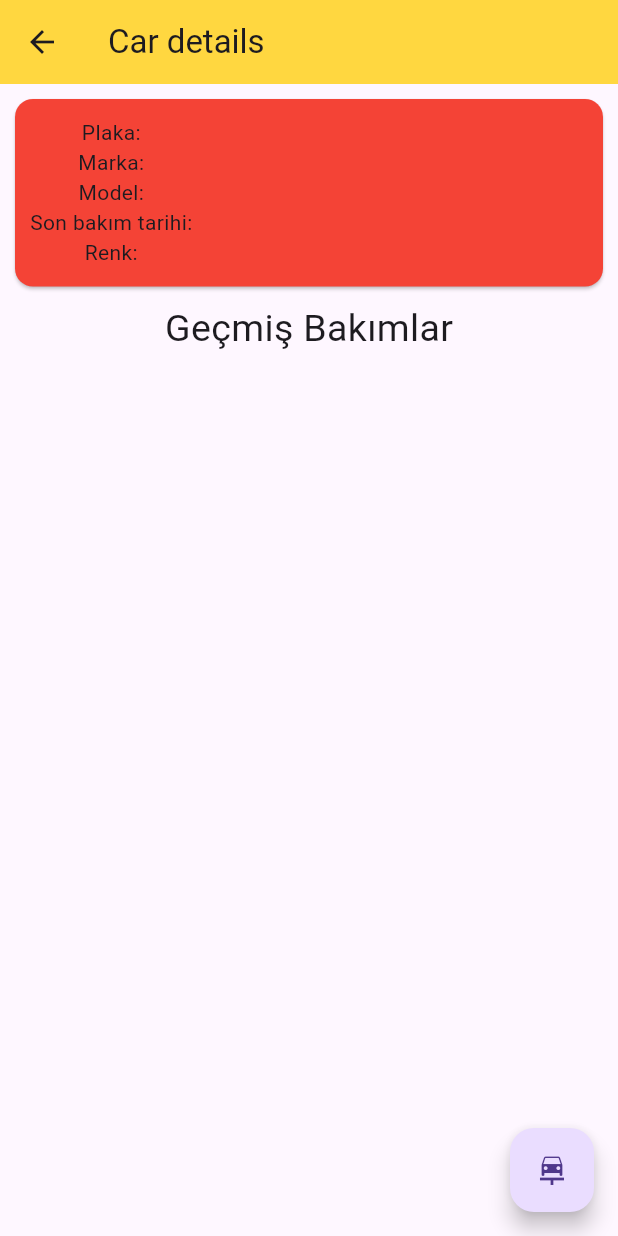
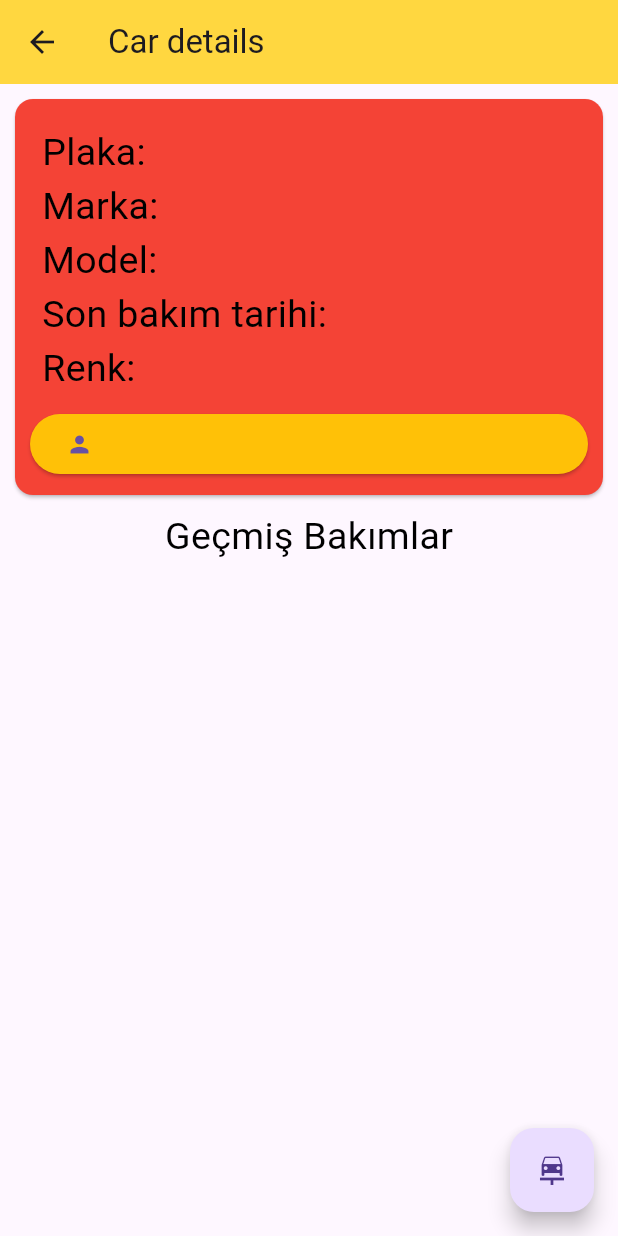
Before and after one commit to CanerKoyuncu/filo_fire, a Flutter app: the CarInfoView screen opened directly with empty values, on a phone screen of 412 x 824 dp. Run offline on Flutter 3.47's test engine with Material 3 defaults, Android fonts, the phone set to English and light mode, and no system bars; our stand-ins replace cloud_firestore, firebase_auth, firebase_core; accounts and stored records are empty; network calls fail.

Commit message:
surucu eklendi

```diff
--- a/lib/models/driver_model.dart
+++ b/lib/models/driver_model.dart
@@ -4,15 +4,18 @@ class DriverModel {
   String licenseNumber;
   DateTime licenseIssueDate;
   String phoneNumber;
+  String? driverID;
   // Add other driver details as needed.
 
-  DriverModel({
-    required this.firstName,
-    required this.lastName,
-    required this.licenseNumber,
-    required this.licenseIssueDate,
-    required this.phoneNumber,
-  });
+  String? get getDriverFirstName => firstName == null ? firstName : "";
+
+  DriverModel(
+      {required this.firstName,
+      required this.lastName,
+      required this.licenseNumber,
+      required this.licenseIssueDate,
+      required this.phoneNumber,
+      this.driverID});
 
   factory DriverModel.fromJson(Map<String, dynamic> json) {
     return DriverModel(
@@ -21,6 +24,7 @@ class DriverModel {
       licenseNumber: json['licenseNumber'],
       licenseIssueDate: DateTime.parse(json['licenseIssueDate']),
       phoneNumber: json['phoneNumber'],
+      driverID: json['driverID'],
     );
   }
 
@@ -31,6 +35,7 @@ class DriverModel {
       'licenseNumber': licenseNumber,
       'licenseIssueDate': licenseIssueDate.toIso8601String(),
       'phoneNumber': phoneNumber,
+      'driverID': driverID,
     };
   }
 }
--- a/lib/models/vehicle_model.dart
+++ b/lib/models/vehicle_model.dart
@@ -1,12 +1,14 @@
 class VehicleModel {
-  String? id;
+  String? id = '';
   String userId;
   String brand;
   String model;
   String plate;
   String productionYear;
-  String? lastMaintanceDate;
+  String? lastMaintanceDate = '';
   String color;
+  String? driverFirstName = '';
+  String? driverID = '';
 
   VehicleModel({
     this.id,
@@ -17,6 +19,8 @@ class VehicleModel {
     required this.productionYear,
     this.lastMaintanceDate,
     required this.color,
+    this.driverFirstName,
+    this.driverID,
   });
 
   String? get getCarId => id == null ? id : "";
@@ -31,6 +35,8 @@ class VehicleModel {
       productionYear: map['productionYear'] ?? 0,
       lastMaintanceDate: map['lastMaintanceDate'] ?? 0,
       color: map['color'] ?? '',
+      driverFirstName: map['driverFirstName'] ?? '',
+      driverID: map['driverID'] ?? '',
     );
   }
 
@@ -44,6 +50,8 @@ class VehicleModel {
       'productionYear': productionYear,
       'lastMaintanceDate': lastMaintanceDate,
       'color': color,
+      'driverFirstName': driverFirstName,
+      'driverID': driverID,
     };
   }
 }
--- a/lib/view/authanticate/widgets/CustomTextField.dart
+++ b/lib/view/authanticate/widgets/CustomTextField.dart
@@ -24,6 +24,7 @@ class CustomTextField extends StatelessWidget {
                 hintText: hintText,
                 hintStyle: const TextStyle(fontSize: 25),
               ),
+              style: const TextStyle(color: Colors.black),
             ),
           ),
         ],
--- a/lib/view/main_screen/tabs/car_list/car_list.dart
+++ b/lib/view/main_screen/tabs/car_list/car_list.dart
@@ -63,7 +63,6 @@ class _CarListState extends State<CarList>
 }
 
 class CarItem extends StatelessWidget {
-  late Widget routePage;
   late VehicleModel car;
 
   CarItem({super.key, required this.car});
@@ -94,7 +93,9 @@ class CarItem extends StatelessWidget {
           child: Center(
             child: Text(
               car.plate,
-              style: const TextStyle(fontSize: 30,),
+              style: const TextStyle(
+                fontSize: 30,
+              ),
             ),
           ),
         ),
--- a/lib/view/main_screen/tabs/car_list/get_car/car_info/car_info.dart
+++ b/lib/view/main_screen/tabs/car_list/get_car/car_info/car_info.dart
@@ -1,5 +1,8 @@
+import 'package:filo_fire/models/driver_model.dart';
 import 'package:filo_fire/models/vehicle_model.dart';
 import 'package:filo_fire/network/fleet_network.dart';
+import 'package:filo_fire/view/main_screen/tabs/car_list/get_car/driver_info/add_driver_view.dart';
+import 'package:filo_fire/view/main_screen/tabs/car_list/get_car/driver_info/driver_view.dart';
 import 'package:filo_fire/view/main_screen/tabs/car_list/get_car/maintance_info/add_maintance_view.dart';
 import 'package:filo_fire/view/main_screen/tabs/car_list/get_car/maintance_info/maintances_of_car.dart';
 
@@ -19,9 +22,12 @@ class _CarInfoViewState extends State<CarInfoView>
   bool get wantKeepAlive => true;
 
   @override
+  initState() {
+    super.initState();
+  }
+
+  @override
   Widget build(BuildContext context) {
-    String? carId = widget.carData.id;
-
     super.build(context);
 
     return Scaffold(
@@ -30,12 +36,16 @@ class _CarInfoViewState extends State<CarInfoView>
         mainAxisSize: MainAxisSize.max,
         children: [
           CarInfos(widget.carData),
-          Text("Geçmiş Bakımlar", style: TextStyle().copyWith(fontSize: 25)),
+          Text("Geçmiş Bakımlar",
+              style: const TextStyle().copyWith(fontSize: 25)),
           Flexible(
             fit: FlexFit.tight,
             child: Container(
-                height: 442,
-                child: MaintancesView(carId: widget.carData.id.toString())),
+              height: 442,
+              child: MaintancesView(
+                carId: widget.carData.id.toString(),
+              ),
+            ),
           )
         ],
       ),
@@ -64,29 +74,69 @@ class _CarInfoViewState extends State<CarInfoView>
           children: [
             Row(
               children: [
-                const Flexible(
-                  flex: 2,
-                  child: Column(
-                    children: [
-                      Text("Plaka:"),
-                      Text("Marka:"),
-                      Text("Model:"),
-                      Text("Son bakım tarihi:"),
-                      Text("Renk:"),
-                    ],
+                const Padding(
+                  padding: EdgeInsets.all(8.0),
+                  child: Flexible(
+                    flex: 2,
+                    child: Column(
+                      crossAxisAlignment: CrossAxisAlignment.start,
+                      children: [
+                        Text("Plaka:", style: TextStyle(fontSize: 25)),
+                        Text("Marka:", style: TextStyle(fontSize: 25)),
+                        Text("Model:", style: TextStyle(fontSize: 25)),
+                        Text("Son bakım tarihi:",
+                            style: TextStyle(fontSize: 25)),
+                        Text("Renk:", style: TextStyle(fontSize: 25)),
+                      ],
+                    ),
                   ),
                 ),
                 Column(
+                  crossAxisAlignment: CrossAxisAlignment.start,
                   children: [
-                    Text(vehicleModel.plate),
-                    Text(vehicleModel.brand),
-                    Text(vehicleModel.model),
-                    Text(vehicleModel.lastMaintanceDate ?? ""),
-                    Text(vehicleModel.color),
+                    Text(vehicleModel.plate,
+                        style: const TextStyle(fontSize: 25)),
+                    Text(vehicleModel.brand,
+                        style: const TextStyle(fontSize: 25)),
+                    Text(vehicleModel.model,
+                        style: const TextStyle(fontSize: 25)),
+                    Text(vehicleModel.lastMaintanceDate ?? "",
+                        style: const TextStyle(fontSize: 25)),
+                    Text(vehicleModel.color,
+                        style: const TextStyle(fontSize: 25)),
                   ],
                 ),
               ],
             ),
+            ElevatedButton(
+              onPressed: () async {
+                if (widget.carData.driverFirstName != null) {
+                  DriverModel? driverModel = await FleetNetwork()
+                      .getDriverWithID(widget.carData.driverID!);
+                  Navigator.push(
+                    context,
+                    MaterialPageRoute(
+                      builder: (context) =>
+                          DriverView(driverData: driverModel!),
+                    ),
+                  );
+                } else {
+                  Navigator.push(
+                    context,
+                    MaterialPageRoute(
+                      builder: (context) =>
+                          AddDriverView(vehicleModel: vehicleModel),
+                    ),
+                  );
+                }
+              },
+              child: Row(
+                children: [
+                  const Icon(Icons.person),
+                  Text(widget.carData.driverFirstName ?? ''),
+                ],
+              ),
+            )
           ],
         ),
       ),
```
Also changed, not shown: lib/main.dart (+11 -4 lines), lib/network/fleet_network.dart (+38 -2 lines), lib/view/main_screen/tabs/car_list/get_car/driver_info/add_driver_view.dart (added, +66 -0 lines), lib/view/main_screen/tabs/car_list/get_car/driver_info/driver_view.dart (added, +18 -0 lines), lib/view/main_screen/tabs/car_list/get_car/maintance_info/maintances_of_car.dart (+51 -17 lines).
